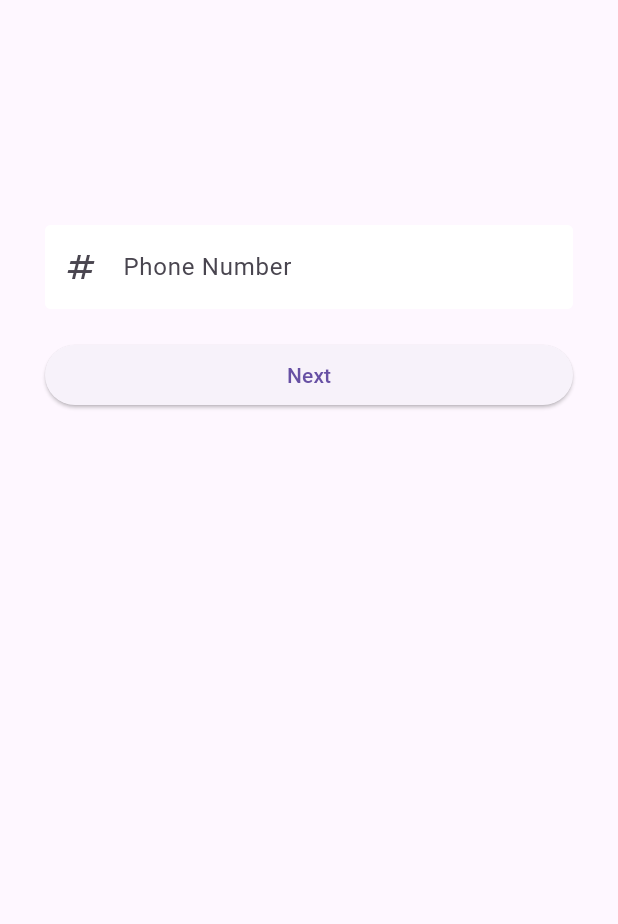
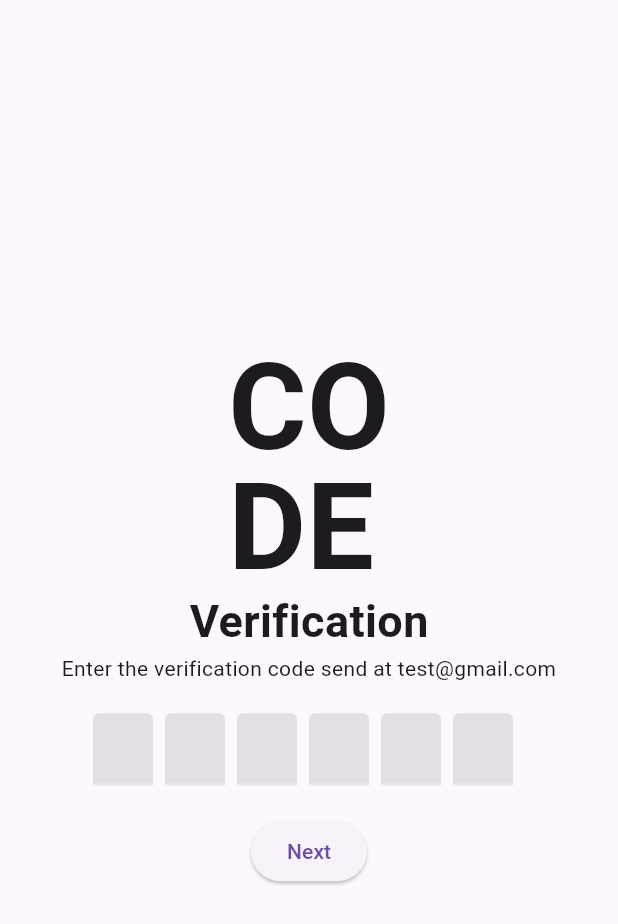
Before and after one commit to MiltiadisR/CapstoneProject, a Flutter app: the ForgetPasswordphoneScreen screen opened directly, after a tap on "Next", on a phone screen of 412 x 824 dp. Shown: the top 924 px of the screen. Run offline on Flutter 3.47's test engine with Material 3 defaults, Android fonts, the phone set to English and light mode, and no system bars; drawn by our look-alikes of flutter_otp_text_field; our stand-ins replace cloud_firestore, firebase_auth, firebase_core, flutter_spinkit, get, table_calendar; missing offline and left inert: icalendar_parser, paged_vertical_calendar; accounts and stored records are empty; network calls fail.

Commit message:
styling and more

```diff
--- /dev/null
+++ b/main/lib/screens/Authenticate/forgetpassword/forget_password_otp.dart
@@ -0,0 +1,46 @@
+import 'package:flutter/material.dart';
+import 'package:flutter_otp_text_field/flutter_otp_text_field.dart';
+
+class OTPScreen extends StatelessWidget {
+  const OTPScreen({super.key});
+
+  @override
+  Widget build(BuildContext context) {
+    return Scaffold(
+      body: Container(
+        padding: EdgeInsets.all(30),
+        child: Column(
+          mainAxisAlignment: MainAxisAlignment.center,
+          children: [
+            Text(
+              'CO\nDE',
+              style: TextStyle(
+                  fontSize: 80, fontWeight: FontWeight.bold, height: 1),
+            ),
+            Text('Verification',
+                style: TextStyle(fontSize: 30, fontWeight: FontWeight.bold)),
+            Text(
+              'Enter the verification code send at ' + 'test@gmail.com',
+              textAlign: TextAlign.center,
+            ),
+            SizedBox(
+              height: 20,
+            ),
+            OtpTextField(
+              numberOfFields: 6,
+              fillColor: Colors.black.withOpacity(0.1),
+              filled: true,
+              onSubmit: (code) {
+                print('OTP is => $code');
+              },
+            ),
+            SizedBox(
+              height: 20,
+            ),
+            ElevatedButton(onPressed: () {}, child: Text('Next'))
+          ],
+        ),
+      ),
+    );
+  }
+}
--- a/main/lib/screens/Authenticate/forgetpassword/forgetpasswordphone.dart
+++ b/main/lib/screens/Authenticate/forgetpassword/forgetpasswordphone.dart
@@ -1,5 +1,7 @@
 import "package:flutter/material.dart";
 import "package:main/shared/constants.dart";
+
+import "forget_password_otp.dart";
 
 class ForgetPasswordphoneScreen extends StatelessWidget {
   const ForgetPasswordphoneScreen({super.key});
@@ -27,8 +29,15 @@ class ForgetPasswordphoneScreen extends StatelessWidget {
                   ),
                   SizedBox(
                       width: double.infinity,
-                      child:
-                          ElevatedButton(onPressed: () {}, child: Text('Next')))
+                      child: ElevatedButton(
+                          onPressed: () {
+                            Navigator.of(context).push(
+                              MaterialPageRoute(
+                                builder: (context) => OTPScreen(),
+                              ),
+                            );
+                          },
+                          child: Text('Next')))
                 ],
               ))
             ],
--- a/main/lib/screens/events_example.dart
+++ b/main/lib/screens/events_example.dart
@@ -172,7 +172,7 @@ class _TableEventsExampleState extends State<TableEventsExample> {
       "https://sync.guestyforhosts.com/bc19e1fc-037a-4e0e-abfc-4963423a4458/9a1fa378-688a-4a6a-b518-36c2c9f033a0",
       "https://sync.guestyforhosts.com/bc19e1fc-037a-4e0e-abfc-4963423a4458/1b0fc415-098a-4928-a976-78c923b6f4a4",
       "https://sync.guestyforhosts.com/bc19e1fc-037a-4e0e-abfc-4963423a4458/e2fc4710-dc42-4650-96c9-73002628d51e",
-      "https://sync.guestyforhosts.com/bc19e1fc-037a-4e0e-abfc-4963423a4458/fb0d170e-d7b5-415c-8ecf-e90a04971b50"
+      "https://sync.guestyforhosts.com/bc19e1fc-037a-4e0e-abfc-4963423a4458/fb0d170e-d7b5-415c-8ecf-e90a04971b50",
     ];
   }
 
--- a/main/lib/servises/database.dart
+++ b/main/lib/servises/database.dart
@@ -13,11 +13,13 @@ class DatabaseService {
     String name,
     String phone,
     String email,
+    String password,
   ) async {
     await testCollection.doc(uid).set({
       'name': name,
       'phone': phone,
       'email': email,
+      'password': password,
     });
   }
 
--- a/main/pubspec.yaml
+++ b/main/pubspec.yaml
@@ -47,6 +47,8 @@ dependencies:
   cloud_firestore: ^4.13.3
   provider: ^6.1.1
   flutter_spinkit: ^5.2.0
+  flutter_otp_text_field: ^1.1.1
+  get: ^4.6.6
 
 dev_dependencies:
   flutter_test:
```
Also changed, not shown: main/lib/Profile.dart (+18 -5 lines), main/lib/Reservation_Details.dart (+31 -15 lines), main/lib/screens/Authenticate/forgetpassword/forgetpasswordmail.dart (+10 -2 lines), main/lib/screens/Authenticate/register.dart (+14 -2 lines), main/lib/screens/Authenticate/sign_in.dart (+9 -5 lines), main/lib/screens/Authenticate/signupcontroller.dart (added, +15 -0 lines), main/lib/servises/auth.dart (+25 -1 lines), main/pubspec.lock.
